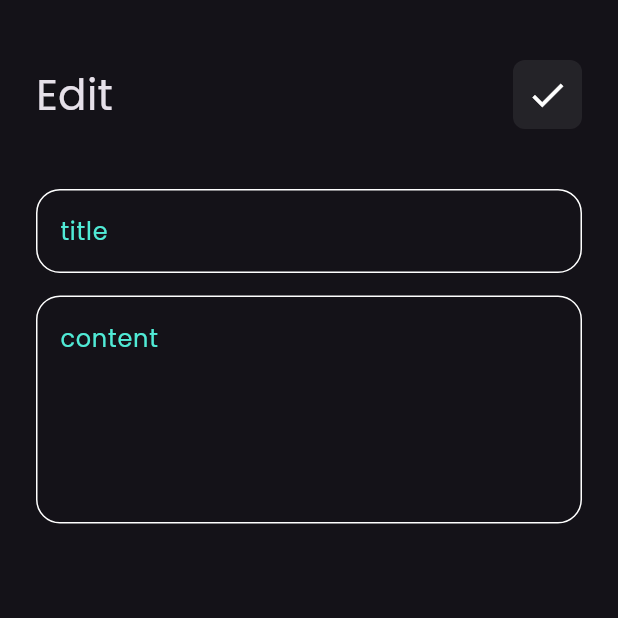
After one commit to mohamedwdm/notes-app, a Flutter app: the screen it shows after launch, after a tap on "Flutter Tips", on a phone screen of 412 x 824 dp, the top half of it. The commit adds this screen. Run offline on Flutter 3.47's test engine with Material 3 defaults, Android fonts, the phone set to English and light mode, and no system bars.

Commit message:
add edit note view

```diff
--- a/lib/main.dart
+++ b/lib/main.dart
@@ -1,4 +1,5 @@
 import 'package:flutter/material.dart';
+import 'package:notes_app/views/edit_note_view.dart';
 import 'package:notes_app/views/notes_view.dart';
 
 void main() {
@@ -11,8 +12,15 @@ class NotesApp extends StatelessWidget {
   @override
   Widget build(BuildContext context) {
     return MaterialApp(
-      theme: ThemeData(brightness: Brightness.dark , fontFamily: 'Poppins'),
-      routes: {NotesView.id: (context) => NotesView()},
+      debugShowCheckedModeBanner: false,
+      theme: ThemeData(
+        brightness: Brightness.dark,
+        fontFamily: 'Poppins',
+      ),
+      routes: {
+        NotesView.id: (context) => NotesView(),
+        EditNoteView.id: (context) => EditNoteView()
+        },
       initialRoute: NotesView.id,
     );
   }
--- /dev/null
+++ b/lib/views/edit_note_view.dart
@@ -0,0 +1,14 @@
+import 'package:flutter/material.dart';
+import 'package:notes_app/widgets/edit_view_body.dart';
+
+class EditNoteView extends StatelessWidget {
+  const EditNoteView({super.key});
+  static String id = 'edit notes view';
+
+  @override
+  Widget build(BuildContext context) {
+    return Scaffold(
+      body: EditViewBody(),
+    );
+  }
+}
--- a/lib/widgets/add_note_bottom_sheet.dart
+++ b/lib/widgets/add_note_bottom_sheet.dart
@@ -15,13 +15,12 @@ class AddNoteBottomSheet extends StatelessWidget {
           children: [
             SizedBox(height: 32),
 
-            CustmTextField(hintText: 'title'),
+            CustomTextField(hintText: 'title'),
             SizedBox(height: 15),
-            CustmTextField(hintText: 'content', maxLine: 5),
-            SizedBox(height: 30,),
+            CustomTextField(hintText: 'content', maxLine: 5),
+            SizedBox(height: 30),
             CustomButton(),
-            SizedBox(height: 30,),
-
+            SizedBox(height: 30),
           ],
         ),
       ),
--- a/lib/widgets/custm_textfield.dart
+++ b/lib/widgets/custm_textfield.dart
@@ -1,8 +1,12 @@
 import 'package:flutter/material.dart';
 import 'package:notes_app/constants.dart';
 
-class CustmTextField extends StatelessWidget {
-  const CustmTextField({super.key, required this.hintText,  this.maxLine = 1});
+class CustomTextField extends StatelessWidget {
+  const CustomTextField({
+    super.key,
+    required this.hintText,
+    this.maxLine = 1,
+  });
 
   final String hintText;
   final int maxLine;
--- a/lib/widgets/custom_appbar.dart
+++ b/lib/widgets/custom_appbar.dart
@@ -2,17 +2,18 @@ import 'package:flutter/material.dart';
 import 'package:notes_app/widgets/custom_search_icon.dart';
 
 class CustomAppBar extends StatelessWidget {
-  const CustomAppBar({super.key});
-
+  const CustomAppBar({super.key, required this.icon, required this.title});
+  final IconData icon;
+  final String title;
   @override
   Widget build(BuildContext context) {
     return Row(
       mainAxisAlignment: MainAxisAlignment.spaceBetween,
-      children: const [
-        Text('Notes', style: TextStyle(fontSize: 28)),
+      children:  [
+        Text(title, style: TextStyle(fontSize: 28)),
 
-        CustomSearchIcon(),
-
-      ]);
+        CustomSearchIcon(icon: icon,),
+      ],
+    );
   }
 }
--- a/lib/widgets/custom_note_item.dart
+++ b/lib/widgets/custom_note_item.dart
@@ -1,12 +1,21 @@
 import 'package:flutter/material.dart';
+import 'package:notes_app/views/edit_note_view.dart';
 
 class NotesItem extends StatelessWidget {
   const NotesItem({super.key});
 
   @override
   Widget build(BuildContext context) {
-    return Container(
-      padding: const EdgeInsets.only(top: 24.0, bottom: 24, left: 16),
+    return GestureDetector(
+      onTap: () {
+        Navigator.pushNamed(context, EditNoteView.id);
+      },
+      child: Container(
+        padding: const EdgeInsets.only(
+          top: 24.0,
+          bottom: 24,
+          left: 16,
+        ),
         decoration: BoxDecoration(
           color: Color(0xffFFCC80),
           borderRadius: BorderRadius.circular(16),
@@ -40,11 +49,15 @@ class NotesItem extends StatelessWidget {
               padding: const EdgeInsets.only(right: 24.0),
               child: Text(
                 'Aug , 2025',
-              style: TextStyle(color: Colors.black.withValues(alpha: 0.5), fontSize: 16),
+                style: TextStyle(
+                  color: Colors.black.withValues(alpha: 0.5),
+                  fontSize: 16,
+                ),
               ),
             ),
           ],
         ),
+      ),
     );
   }
 }
--- a/lib/widgets/custom_search_icon.dart
+++ b/lib/widgets/custom_search_icon.dart
@@ -1,9 +1,9 @@
-
 import 'package:flutter/material.dart';
 
 class CustomSearchIcon extends StatelessWidget {
-  const CustomSearchIcon({super.key});
+  const CustomSearchIcon({super.key, required this.icon});
 
+  final IconData icon;
   @override
   Widget build(BuildContext context) {
     return Container(
@@ -13,7 +13,7 @@ class CustomSearchIcon extends StatelessWidget {
         color: Colors.white.withValues(alpha: 0.07),
         borderRadius: BorderRadius.circular(8),
       ),
-      child:const Icon(Icons.search , size: 28,),
+      child:  Icon(icon, size: 28),
     );
   }
 }
--- /dev/null
+++ b/lib/widgets/edit_view_body.dart
@@ -0,0 +1,25 @@
+import 'package:flutter/material.dart';
+import 'package:notes_app/widgets/custm_textfield.dart';
+import 'package:notes_app/widgets/custom_appbar.dart';
+
+class EditViewBody extends StatelessWidget {
+  const EditViewBody({super.key});
+
+  @override
+  Widget build(BuildContext context) {
+    return Padding(
+      padding: const EdgeInsets.symmetric(horizontal: 24.0),
+      child: Column(
+        children: [
+          SizedBox(height: 40,),
+          CustomAppBar(icon: Icons.check, title: 'Edit',),
+          SizedBox(height: 40,),
+          CustomTextField(hintText: 'title'),
+          SizedBox(height: 15,),
+          CustomTextField(hintText: 'content' , maxLine: 5,)
+
+        ],
+      ),
+    );
+  }
+}
--- a/lib/widgets/notes_view_body.dart
+++ b/lib/widgets/notes_view_body.dart
@@ -12,7 +12,7 @@ class NotesViewBody extends StatelessWidget {
       child: Column(
         children: [
           const SizedBox(height: 40),
-          CustomAppBar(),
+          CustomAppBar(icon: Icons.search, title: 'Notes',),
           Expanded(child: NoteItemListView()),
         ],
       ),
```
Lines whose indentation alone changed are shown as unchanged.
